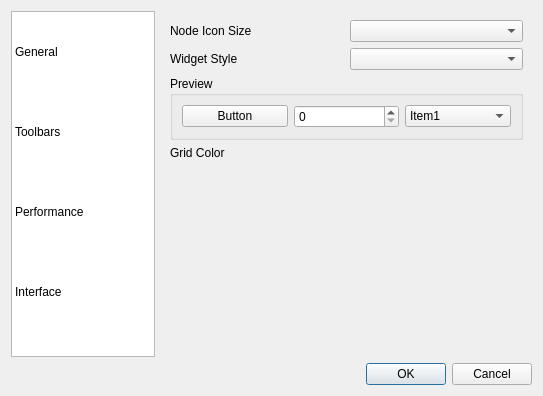
Before: the Qt Designer form src/dialogs/dialog_preferences.ui in mbasaglia/Knotter, drawn with Qt 5.
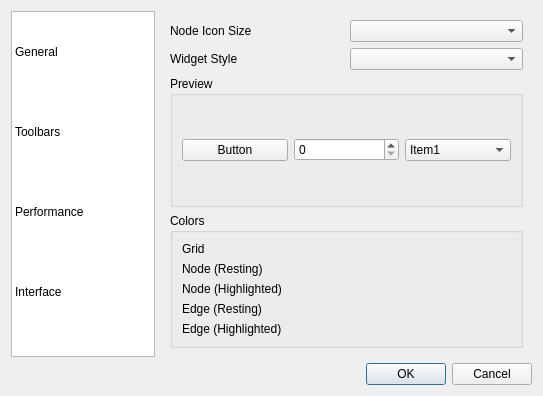
After: the same form once the commit is applied. Icons and pictures are not drawn. Custom widgets are drawn as their Qt base class.

Commit message: Node config

```diff
--- a/src/dialogs/dialog_preferences.ui
+++ b/src/dialogs/dialog_preferences.ui
@@ -512,22 +512,6 @@
        </widget>
        <widget class="QWidget" name="page_2">
         <layout class="QGridLayout" name="gridLayout_3">
-         <item row="3" column="1">
-          <widget class="Color_Selector" name="color_grid_lines"/>
-         </item>
-         <item row="4" column="0" colspan="2">
-          <spacer name="verticalSpacer_2">
-           <property name="orientation">
-            <enum>Qt::Vertical</enum>
-           </property>
-           <property name="sizeHint" stdset="0">
-            <size>
-             <width>20</width>
-             <height>40</height>
-            </size>
-           </property>
-          </spacer>
-         </item>
          <item row="0" column="0">
           <widget class="QLabel" name="label_6">
            <property name="text">
@@ -545,13 +529,6 @@
          <item row="0" column="1">
           <widget class="QComboBox" name="combo_node_size"/>
          </item>
-         <item row="3" column="0">
-          <widget class="QLabel" name="label_8">
-           <property name="text">
-            <string>Grid Color</string>
-           </property>
-          </widget>
-         </item>
          <item row="1" column="1">
           <widget class="QComboBox" name="combo_widget_style">
            <property name="toolTip">
@@ -600,6 +577,65 @@
            </layout>
           </widget>
          </item>
+         <item row="3" column="0" colspan="2">
+          <widget class="QGroupBox" name="groupBox_5">
+           <property name="title">
+            <string>Colors</string>
+           </property>
+           <layout class="QGridLayout" name="gridLayout_4">
+            <item row="0" column="0">
+             <widget class="QLabel" name="label_8">
+              <property name="text">
+               <string>Grid</string>
+              </property>
+             </widget>
+            </item>
+            <item row="0" column="1">
+             <widget class="Color_Selector" name="color_grid_lines"/>
+            </item>
+            <item row="1" column="0">
+             <widget class="QLabel" name="label_9">
+              <property name="text">
+               <string>Node (Resting)</string>
+              </property>
+             </widget>
+            </item>
+            <item row="1" column="1">
+             <widget class="Color_Selector" name="color_node_resting"/>
+            </item>
+            <item row="2" column="0">
+             <widget class="QLabel" name="label_10">
+              <property name="text">
+               <string>Node (Highlighted)</string>
+              </property>
+             </widget>
+            </item>
+            <item row="2" column="1">
+             <widget class="Color_Selector" name="color_node_highlighted"/>
+            </item>
+            <item row="3" column="0">
+             <widget class="QLabel" name="label_11">
+              <property name="text">
+               <string>Edge (Resting)</string>
+              </property>
+             </widget>
+            </item>
+            <item row="3" column="1">
+             <widget class="Color_Selector" name="color_edge_resting"/>
+            </item>
+            <item row="4" column="0">
+             <widget class="QLabel" name="label_12">
+              <property name="text">
+               <string>Edge (Highlighted)</string>
+              </property>
+             </widget>
+            </item>
+            <item row="4" column="1">
+             <widget class="Color_Selector" name="color_edge_highlighted"/>
+            </item>
+           </layout>
+          </widget>
+         </item>
         </layout>
        </widget>
       </widget>
```
The commit also changes 5 other files.
